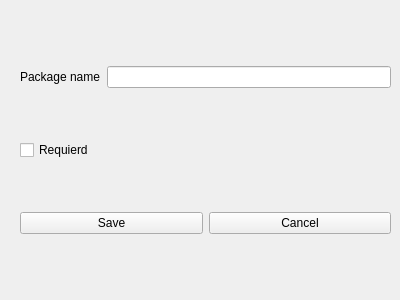
BreathOS/bi-creator, file forms/package.ui: the form before one commit.
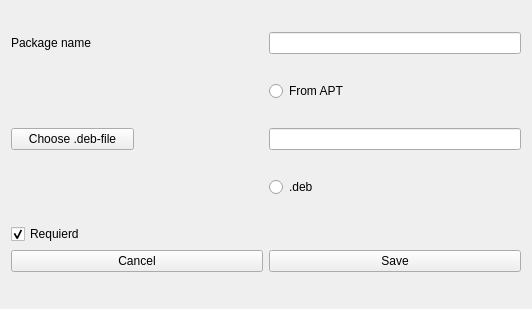
The form after the commit.

Commit message: Add support of .deb packages

```diff
--- a/forms/package.ui
+++ b/forms/package.ui
@@ -6,64 +6,77 @@
    <rect>
     <x>0</x>
     <y>0</y>
-    <width>400</width>
-    <height>300</height>
+    <width>532</width>
+    <height>309</height>
    </rect>
   </property>
   <property name="windowTitle">
    <string>Add package</string>
   </property>
-  <widget class="QWidget" name="verticalLayoutWidget">
-   <property name="geometry">
-    <rect>
-     <x>20</x>
-     <y>20</y>
-     <width>371</width>
-     <height>261</height>
-    </rect>
-   </property>
-   <layout class="QVBoxLayout" name="verticalLayout">
-    <item>
-     <layout class="QHBoxLayout" name="horizontalLayout">
-      <item>
+  <layout class="QGridLayout" name="gridLayout_2">
+   <item row="2" column="2" colspan="2">
+    <widget class="QLineEdit" name="pathToDeb"/>
+   </item>
+   <item row="3" column="2">
+    <widget class="QRadioButton" name="isDeb">
+     <property name="text">
+      <string>.deb</string>
+     </property>
+    </widget>
+   </item>
+   <item row="2" column="0">
+    <widget class="QPushButton" name="chooseFile">
+     <property name="text">
+      <string>Choose .deb-file</string>
+     </property>
+    </widget>
+   </item>
+   <item row="0" column="0" colspan="2">
        <widget class="QLabel" name="label_2">
         <property name="text">
          <string>Package name</string>
         </property>
        </widget>
       </item>
-      <item>
-       <widget class="QLineEdit" name="packageName"/>
-      </item>
-     </layout>
-    </item>
-    <item>
-     <widget class="QCheckBox" name="checkBox">
+   <item row="0" column="2" colspan="2">
+    <widget class="QLineEdit" name="aptPackageName"/>
+   </item>
+   <item row="1" column="2" colspan="2">
+    <widget class="QRadioButton" name="isApt">
       <property name="text">
-       <string>Requierd</string>
+      <string>From APT</string>
       </property>
      </widget>
     </item>
-    <item>
-     <layout class="QHBoxLayout" name="horizontalLayout_2">
-      <item>
+   <item row="4" column="0" colspan="4">
+    <layout class="QGridLayout" name="gridLayout">
+     <item row="1" column="1">
        <widget class="QPushButton" name="saveButton">
         <property name="text">
          <string>Save</string>
         </property>
        </widget>
       </item>
-      <item>
+     <item row="1" column="0">
        <widget class="QPushButton" name="cancelButton">
         <property name="text">
          <string>Cancel</string>
         </property>
        </widget>
       </item>
-     </layout>
-    </item>
-   </layout>
-  </widget>
+     <item row="0" column="0">
+      <widget class="QCheckBox" name="isRequired">
+       <property name="text">
+        <string>Requierd</string>
+       </property>
+       <property name="checked">
+        <bool>true</bool>
+       </property>
+      </widget>
+     </item>
+    </layout>
+   </item>
+  </layout>
  </widget>
  <resources/>
  <connections/>
```
Lines whose indentation alone changed are shown as unchanged. The commit also changes 4 other files.
